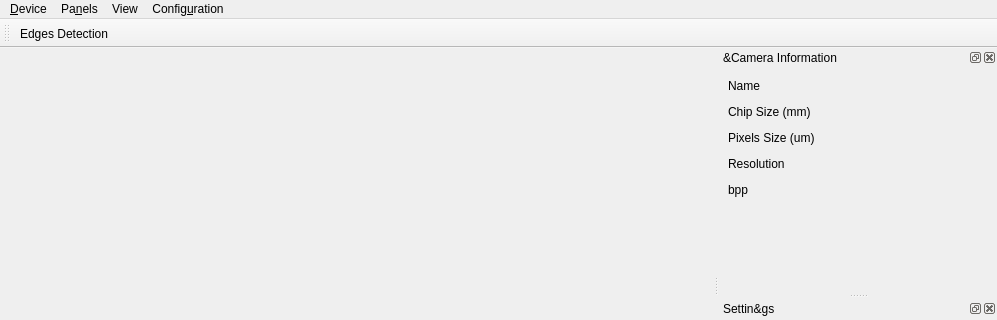
Old version of the form src/planetaryimager_mainwindow.ui in the repository GuLinux/PlanetaryImager; both pictures show x 0 to 997 and y 0 to 320 of the 997 by 543 pixel window.
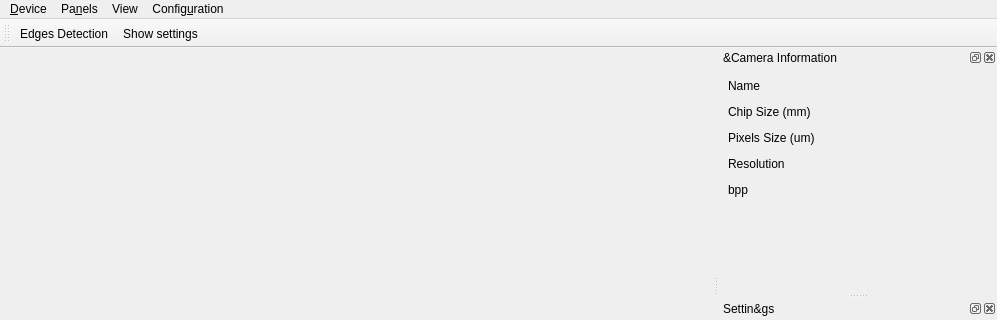
New version of the form. Icons and pictures are not drawn.

Commit message: configuration button in toolbar

```diff
--- a/src/planetaryimager_mainwindow.ui
+++ b/src/planetaryimager_mainwindow.ui
@@ -296,6 +296,7 @@
     <bool>false</bool>
    </attribute>
    <addaction name="actionEdges_Detection"/>
+   <addaction name="actionShow_settings"/>
   </widget>
   <action name="action_devices_rescan">
    <property name="text">
```
Left out of the diff: 6 changed lines with no effect on the pictures.
